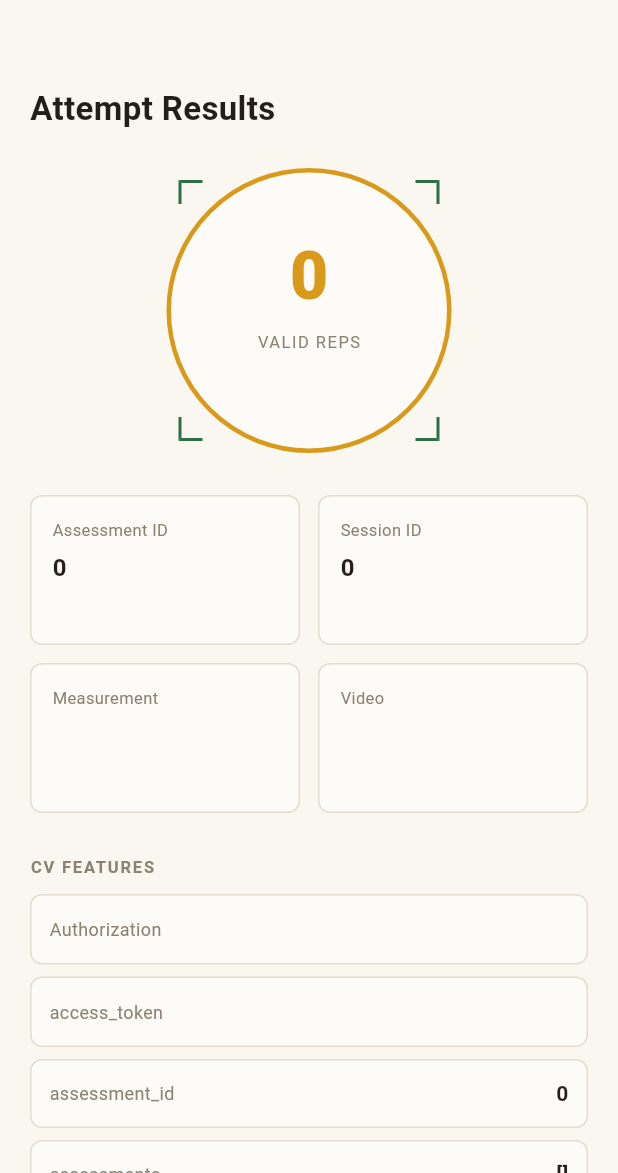
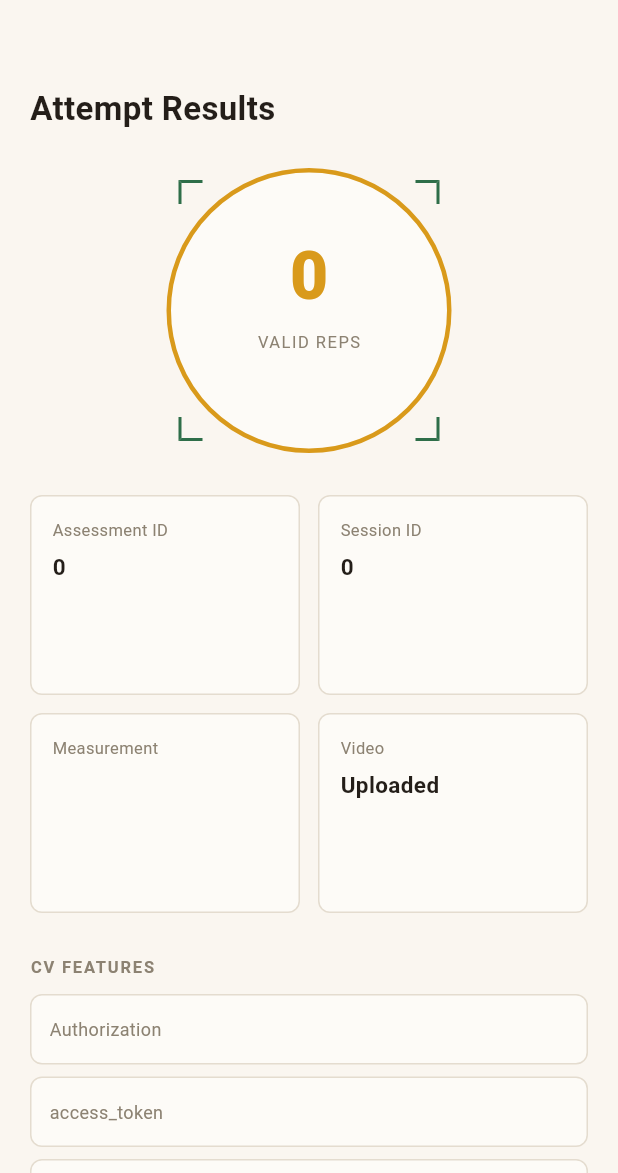
Before and after one commit to Parasmate18/Sports-SIH, a Flutter app: the ResultsScreen screen opened directly with empty values, on a phone screen of 412 x 824 dp, the part 63-1236 px from its top. Run offline on Flutter 3.47's test engine with Material 3 defaults, Android fonts, the phone set to English and light mode, and no system bars; our stand-ins replace image_picker.

Commit message:
Fix mobile UI and configure Android API connection

```diff
--- a/mobile_app/lib/screens/results_screen.dart
+++ b/mobile_app/lib/screens/results_screen.dart
@@ -68,6 +68,7 @@ class ResultsScreen extends StatelessWidget {
     ),
     child: Column(
       crossAxisAlignment: CrossAxisAlignment.start,
+      mainAxisSize: MainAxisSize.min,
       children: [
         Text(
           label,
@@ -77,19 +78,22 @@ class ResultsScreen extends StatelessWidget {
           ),
         ),
         const SizedBox(height: 6),
-          Text(
+        Flexible(
+          child: Text(
             value,
+            maxLines: 3,
+            overflow: TextOverflow.ellipsis,
             style: const TextStyle(
               color: AppColors.textPrimary,
-              fontSize: 16,
+              fontSize: 15,
               fontWeight: FontWeight.w700,
+            ),
           ),
         ),
       ],
     ),
   );
 }
-
   @override
   Widget build(BuildContext context) {
     return Scaffold(
@@ -186,7 +190,7 @@ class ResultsScreen extends StatelessWidget {
                 physics: const NeverScrollableScrollPhysics(),
                 crossAxisSpacing: 12,
                 mainAxisSpacing: 12,
-                childAspectRatio: 1.8,
+                childAspectRatio: 1.35,
                 children: [
                   _infoCard(
                     label: 'Assessment ID',
@@ -202,7 +206,7 @@ class ResultsScreen extends StatelessWidget {
                   ),
                   _infoCard(
                       label: 'Video',
-                    value: result.fileName,
+                      value: 'Uploaded',
                     ),
                 ],
               ),
--- a/mobile_app/lib/services/analysis_service.dart
+++ b/mobile_app/lib/services/analysis_service.dart
@@ -40,7 +40,7 @@ class AnalysisException implements Exception {
   AnalysisException(this.message);
 }
 
-const String analysisBaseUrl = 'http://127.0.0.1:8000';
+const String analysisBaseUrl = 'http://172.16.239.150:8000';
 
 Future<AnalysisResult> analyzeVideo({
   required XFile file,
--- a/mobile_app/lib/services/assessment_service.dart
+++ b/mobile_app/lib/services/assessment_service.dart
@@ -33,7 +33,7 @@ class FinalAssessmentResult {
   });
 }
 
-const String assessmentBaseUrl = 'http://127.0.0.1:8000';
+const String assessmentBaseUrl = 'http://172.16.239.150:8000';
 
 
 // ==========================================================
--- a/mobile_app/lib/services/auth_service.dart
+++ b/mobile_app/lib/services/auth_service.dart
@@ -24,7 +24,7 @@ class AuthException implements Exception {
   AuthException(this.message);
 }
 
-const String baseUrl = 'http://127.0.0.1:8000';
+const String baseUrl = 'http://172.16.239.150:8000';
 
 Future<AuthResult> loginUser(
   String username,
--- a/mobile_app/lib/services/history_service.dart
+++ b/mobile_app/lib/services/history_service.dart
@@ -86,7 +86,7 @@ class AssessmentHistoryResponse {
   });
 }
 
-const String historyBaseUrl = 'http://127.0.0.1:8000';
+const String historyBaseUrl = 'http://172.16.239.150:8000';
 
 Future<AssessmentHistoryResponse> fetchAssessmentHistory({
   required String token,
--- a/mobile_app/lib/services/signup_service.dart
+++ b/mobile_app/lib/services/signup_service.dart
@@ -47,7 +47,7 @@ class SignupException implements Exception {
   SignupException(this.message);
 }
 
-const String baseUrl = 'http://127.0.0.1:8000';
+const String baseUrl = 'http://172.16.239.150:8000';
 
 String _normalizeRole(String role) {
   final value = role.trim().toUpperCase();
```
Lines whose indentation alone changed are shown as unchanged.
